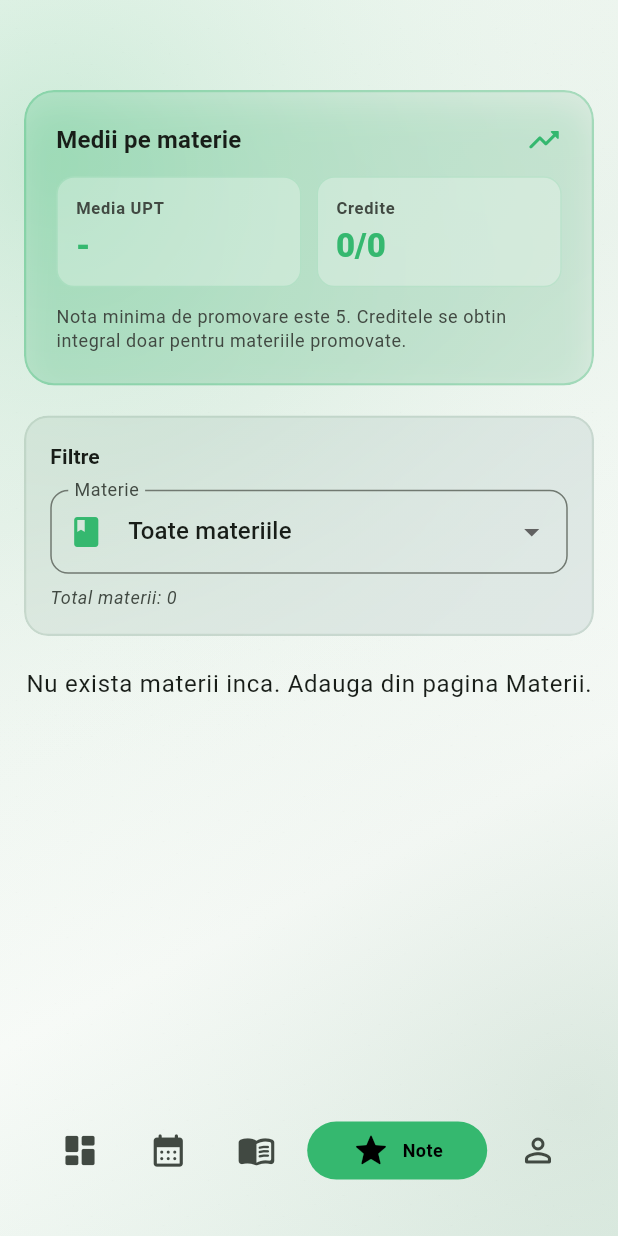
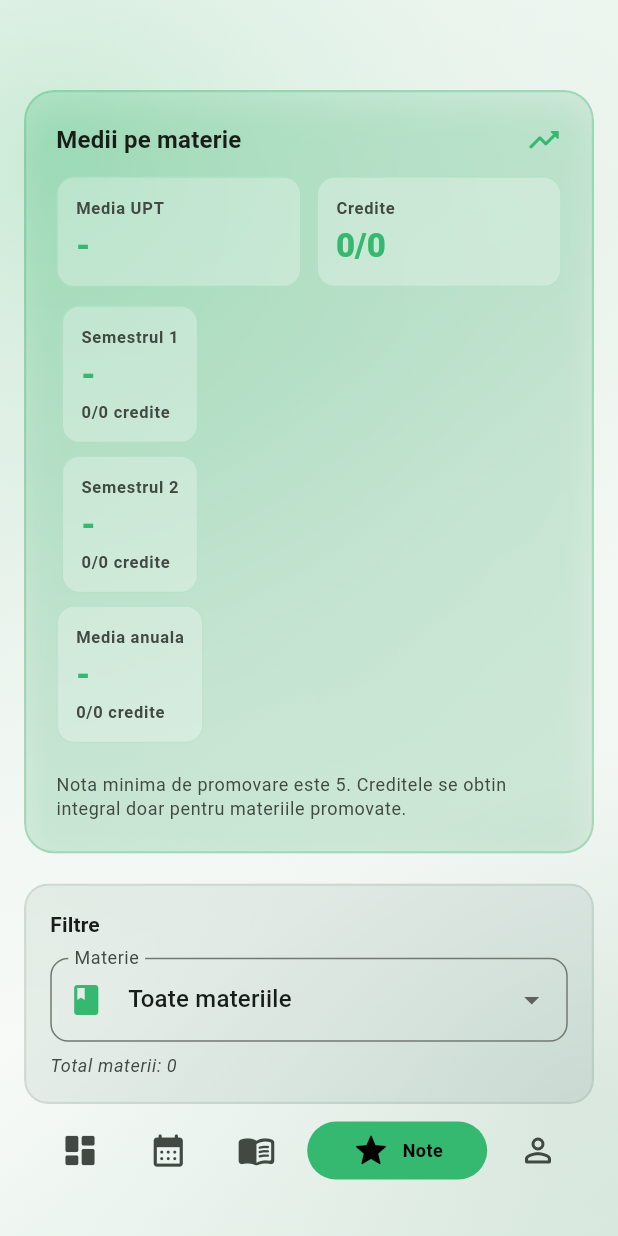
Before and after one commit to GulerAlex/Licenta-AC-IS-Guler-Alex-Natanael, a Flutter app: the UniHubHomePage screen opened directly with empty values, item 4 of the bottom bar chosen, on a phone screen of 412 x 824 dp. Run offline on Flutter 3.47's test engine with Material 3 defaults, Android fonts, the phone set to English and light mode, and no system bars; drawn by our look-alikes of persistent_bottom_nav_bar; our stand-ins replace flutter_local_notifications, flutter_timezone, shared_preferences, supabase_flutter, table_calendar, timezone; accounts and stored records are empty.

Commit message:
Add semester averages to grades

```diff
--- a/lib/screens/functionality/grades_screen.dart
+++ b/lib/screens/functionality/grades_screen.dart
@@ -909,6 +909,26 @@ class _GradesScreenState extends State<GradesScreen> {
     return weightedSum / creditsWithGrades;
   }
 
+  List<SemesterAverageData> _semesterAverages(List<SubjectNoteCardData> cards) {
+    return UniHubRepository.availableSemesters
+        .map((String semesterLabel) {
+          final List<SubjectNoteCardData> semesterCards = cards
+              .where(
+                (SubjectNoteCardData card) =>
+                    card.evaluation.subject.semester == semesterLabel,
+              )
+              .toList(growable: false);
+
+          return SemesterAverageData(
+            semesterLabel: semesterLabel,
+            totalCredits: _totalCredits(semesterCards),
+            earnedCredits: _earnedCredits(semesterCards),
+            average: _weightedAverage(semesterCards),
+          );
+        })
+        .toList(growable: false);
+  }
+
   void _changeSelectedSubject(String subject) {
     if (subject == _selectedSubject) {
       return;
@@ -953,6 +973,7 @@ class _GradesScreenState extends State<GradesScreen> {
           totalCredits: _totalCredits(subjectCards),
           earnedCredits: _earnedCredits(subjectCards),
           weightedAverage: _weightedAverage(subjectCards),
+          semesterAverages: _semesterAverages(subjectCards),
           onRefresh: _reload,
           allSubjectsValue: _allSubjectsValue,
           selectedSubject: selectedSubject,
--- a/lib/screens/ui/grades_screen_view.dart
+++ b/lib/screens/ui/grades_screen_view.dart
@@ -12,6 +12,20 @@ class SubjectNoteCardData {
   final SubjectEvaluation evaluation;
 }
 
+class SemesterAverageData {
+  const SemesterAverageData({
+    required this.semesterLabel,
+    required this.totalCredits,
+    required this.earnedCredits,
+    required this.average,
+  });
+
+  final String semesterLabel;
+  final int totalCredits;
+  final int earnedCredits;
+  final double? average;
+}
+
 class GradesScreenView extends StatefulWidget {
   const GradesScreenView({
     super.key,
@@ -19,6 +33,7 @@ class GradesScreenView extends StatefulWidget {
     required this.totalCredits,
     required this.earnedCredits,
     required this.weightedAverage,
+    required this.semesterAverages,
     required this.onRefresh,
     required this.allSubjectsValue,
     required this.selectedSubject,
@@ -34,6 +49,7 @@ class GradesScreenView extends StatefulWidget {
   final int totalCredits;
   final int earnedCredits;
   final double? weightedAverage;
+  final List<SemesterAverageData> semesterAverages;
   final Future<void> Function() onRefresh;
   final String allSubjectsValue;
   final String selectedSubject;
@@ -176,6 +192,63 @@ class _GradesScreenViewState extends State<GradesScreenView> {
                     ),
                   ],
                 ),
+                if (widget.semesterAverages.isNotEmpty) ...<Widget>[
+                  const SizedBox(height: 12),
+                  LayoutBuilder(
+                    builder: (BuildContext context, BoxConstraints constraints) {
+                      final bool compact = constraints.maxWidth < 390;
+                      final List<Widget> metrics = <Widget>[
+                        ...widget.semesterAverages.map(
+                          (SemesterAverageData data) => _SummaryMetric(
+                            label: data.semesterLabel,
+                            value: data.average == null
+                                ? '-'
+                                : data.average!.toStringAsFixed(2),
+                            supportingText:
+                                '${data.earnedCredits}/${data.totalCredits} credite',
+                            colors: colors,
+                          ),
+                        ),
+                        _SummaryMetric(
+                          label: 'Media anuala',
+                          value: widget.weightedAverage == null
+                              ? '-'
+                              : widget.weightedAverage!.toStringAsFixed(2),
+                          supportingText:
+                              '${widget.earnedCredits}/${widget.totalCredits} credite',
+                          colors: colors,
+                        ),
+                      ];
+
+                      if (compact) {
+                        return Column(
+                          children: metrics
+                              .map(
+                                (Widget metric) => Padding(
+                                  padding: const EdgeInsets.only(bottom: 8),
+                                  child: metric,
+                                ),
+                              )
+                              .toList(growable: false),
+                        );
+                      }
+
+                      return Row(
+                        children: <Widget>[
+                          for (int index = 0; index < metrics.length; index++)
+                            Expanded(
+                              child: Padding(
+                                padding: EdgeInsets.only(
+                                  right: index == metrics.length - 1 ? 0 : 8,
+                                ),
+                                child: metrics[index],
+                              ),
+                            ),
+                        ],
+                      );
+                    },
+                  ),
+                ],
                 const SizedBox(height: 12),
                 Text(
                   'Nota minima de promovare este 5. Creditele se obtin integral doar pentru materiile promovate.',
@@ -579,11 +652,13 @@ class _SummaryMetric extends StatelessWidget {
     required this.label,
     required this.value,
     required this.colors,
+    this.supportingText,
   });
 
   final String label;
   final String value;
   final ColorScheme colors;
+  final String? supportingText;
 
   @override
   Widget build(BuildContext context) {
@@ -612,6 +687,16 @@ class _SummaryMetric extends StatelessWidget {
               fontWeight: FontWeight.w800,
             ),
           ),
+          if (supportingText != null) ...<Widget>[
+            const SizedBox(height: 2),
+            Text(
+              supportingText!,
+              style: Theme.of(context).textTheme.labelSmall?.copyWith(
+                color: colors.onSurfaceVariant,
+                fontWeight: FontWeight.w600,
+              ),
+            ),
+          ],
         ],
       ),
     );
```
